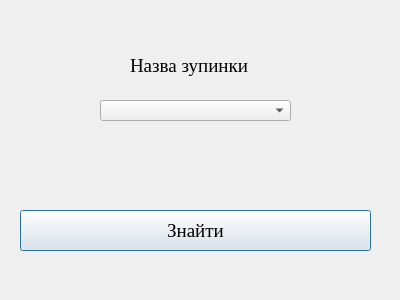
Qt form MapsWay/busstopsearch.ui (MariaMihajilova/MapsWay) before a commit.
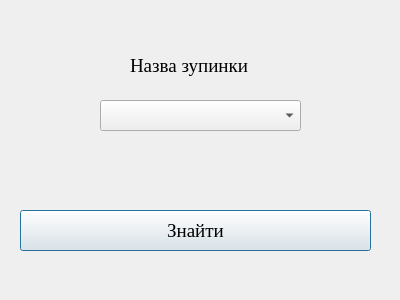
The same form after that commit.

Commit message: ComboBox size change

Diff of the .ui file:
```diff
--- a/MapsWay/busstopsearch.ui
+++ b/MapsWay/busstopsearch.ui
@@ -68,8 +68,8 @@
     <rect>
      <x>100</x>
      <y>100</y>
-     <width>191</width>
-     <height>21</height>
+     <width>201</width>
+     <height>31</height>
     </rect>
    </property>
    <property name="font">
```
Left out of the diff: 3 changed lines with no effect on the pictures. The commit also changes 2 other files.
